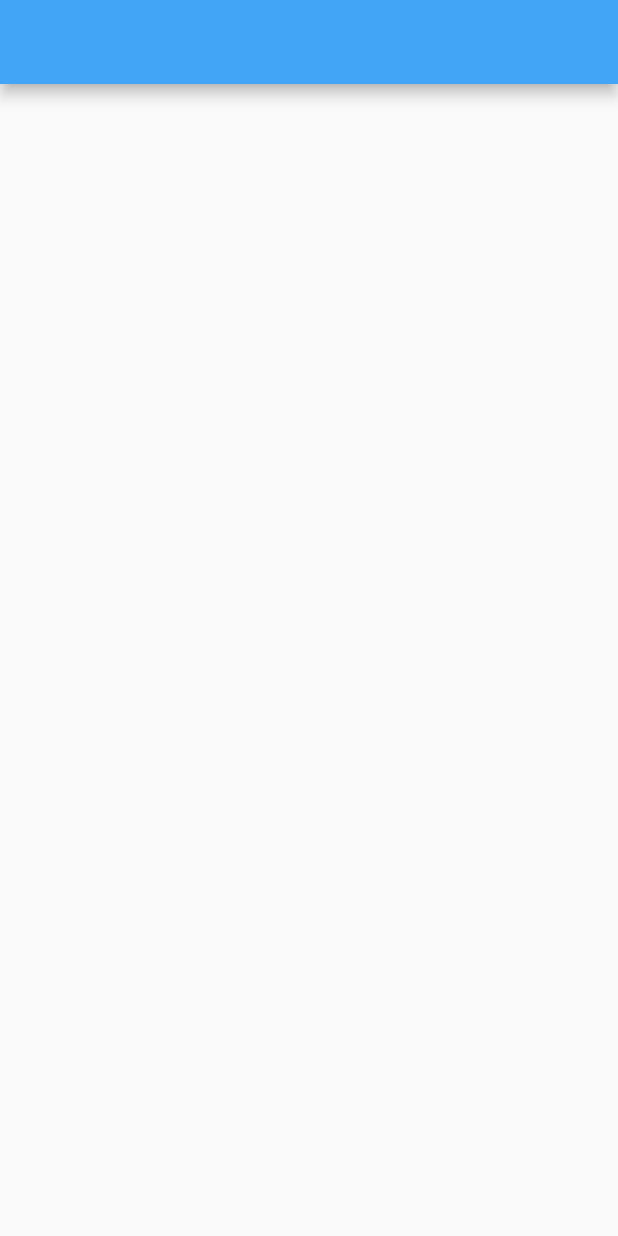
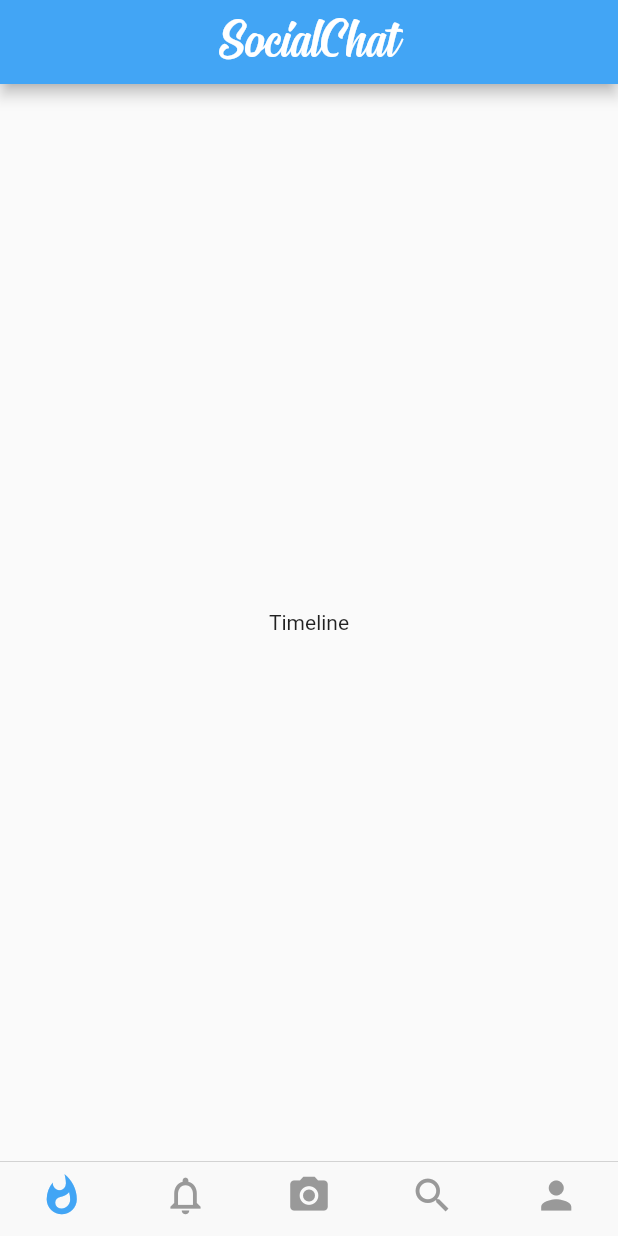
Before and after one commit to AhmedAdly20/SocialApp, a Flutter app: the screen it shows after launch, on a phone screen of 412 x 824 dp. Run offline on Flutter 3.47's test engine with Material 2 defaults, Android fonts, the phone set to English and light mode, and no system bars; our stand-ins replace google_sign_in.

Commit message:
HomePage Structure & Project AppBar

```diff
--- a/lib/pages/home.dart
+++ b/lib/pages/home.dart
@@ -1,5 +1,11 @@
+import 'package:flutter/cupertino.dart';
 import 'package:flutter/material.dart';
 import 'package:google_sign_in/google_sign_in.dart';
+import 'package:socialchat/pages/activity_feed.dart';
+import 'package:socialchat/pages/profile.dart';
+import 'package:socialchat/pages/search.dart';
+import 'package:socialchat/pages/timeline.dart';
+import 'package:socialchat/pages/upload.dart';
 
 final googleSignIn = GoogleSignIn();
 
@@ -10,6 +16,8 @@ class Home extends StatefulWidget {
 
 class _HomeState extends State<Home> {
   bool isAuth = false;
+  PageController pageController = PageController();
+  int pageIndex = 0;
 
   void initState() {
     super.initState();
@@ -33,6 +41,11 @@ class _HomeState extends State<Home> {
     }
   }
 
+  @override
+  void dispose() {
+    super.dispose();
+    pageController.dispose();
+  }
 
   login() {
     googleSignIn.signIn();
@@ -42,9 +55,43 @@ class _HomeState extends State<Home> {
     googleSignIn.signOut();
   }
 
+  onPageChanged(int pageIndex) {
+    setState(() {
+      this.pageIndex = pageIndex;
+    });
+  }
+
+  onTap(int pageIndex) {
+    pageController.animateToPage(pageIndex,
+        duration: Duration(milliseconds: 200), curve: Curves.bounceInOut);
+  }
+
   Widget buildAuthScreen() {
     return Scaffold(
-      appBar: AppBar(),
+      body: PageView(
+        children: [
+          Timeline(),
+          ActivityFeed(),
+          Search(),
+          Upload(),
+          Profile(),
+        ],
+        controller: pageController,
+        onPageChanged: onPageChanged,
+        physics: NeverScrollableScrollPhysics(),
+      ),
+      bottomNavigationBar: CupertinoTabBar(
+        activeColor: Theme.of(context).primaryColor,
+        currentIndex: pageIndex,
+        onTap: onTap,
+        items: [
+          BottomNavigationBarItem(icon: Icon(Icons.whatshot)),
+          BottomNavigationBarItem(icon: Icon(Icons.notifications_none)),
+          BottomNavigationBarItem(icon: Icon(Icons.camera_alt)),
+          BottomNavigationBarItem(icon: Icon(Icons.search)),
+          BottomNavigationBarItem(icon: Icon(Icons.person)),
+        ],
+      ),
     );
   }
 
--- /dev/null
+++ b/lib/pages/timeline.dart
@@ -0,0 +1,19 @@
+import 'package:flutter/material.dart';
+import 'package:socialchat/widgets/header.dart';
+
+class Timeline extends StatefulWidget {
+  @override
+  _TimelineState createState() => _TimelineState();
+}
+
+class _TimelineState extends State<Timeline> {
+  @override
+  Widget build(BuildContext context) {
+    return Scaffold(
+      appBar: header(context,isAppTitle: true),
+      body: Center(
+        child: Text("Timeline"),
+      ),
+    );
+  }
+}
--- /dev/null
+++ b/lib/widgets/header.dart
@@ -0,0 +1,17 @@
+import 'package:flutter/material.dart';
+
+AppBar header(context,
+    {bool isAppTitle = false, String titleText, removeBackButton = false}) {
+  return AppBar(
+    automaticallyImplyLeading: removeBackButton ? false : true,
+    title: Text(
+      isAppTitle ? "SocialChat" : titleText,
+      style: TextStyle(
+          fontSize: isAppTitle ? 40.0 : 20.0,
+          color: Colors.white,
+          fontFamily: isAppTitle ? 'Signatra' : ''),
+    ),
+    backgroundColor: Theme.of(context).primaryColor,
+    centerTitle: true,
+  );
+}
```
Also changed, not shown: lib/pages/activity_feed.dart (added, +17 -0 lines), lib/pages/profile.dart (added, +19 -0 lines), lib/pages/search.dart (added, +17 -0 lines), lib/pages/upload.dart (added, +17 -0 lines).
